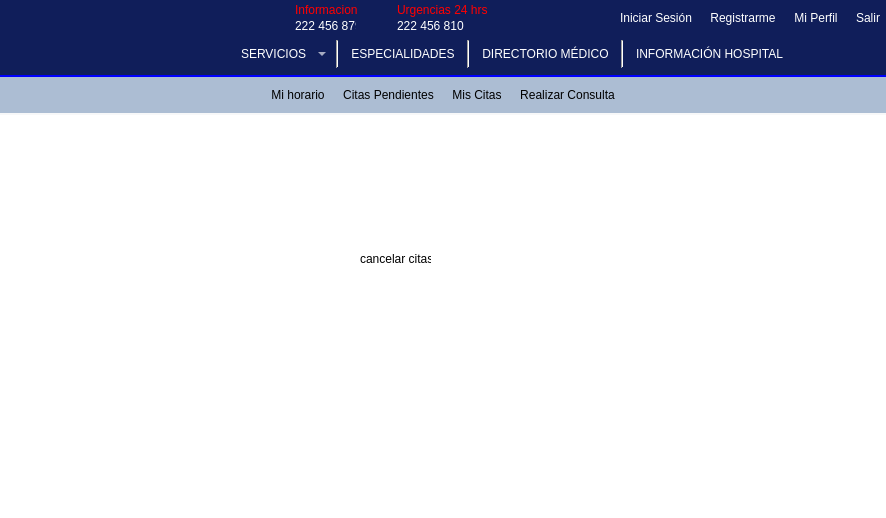
Above: mainwindow.ui from Laloses/Hospital before the change. Below: the same form after it.
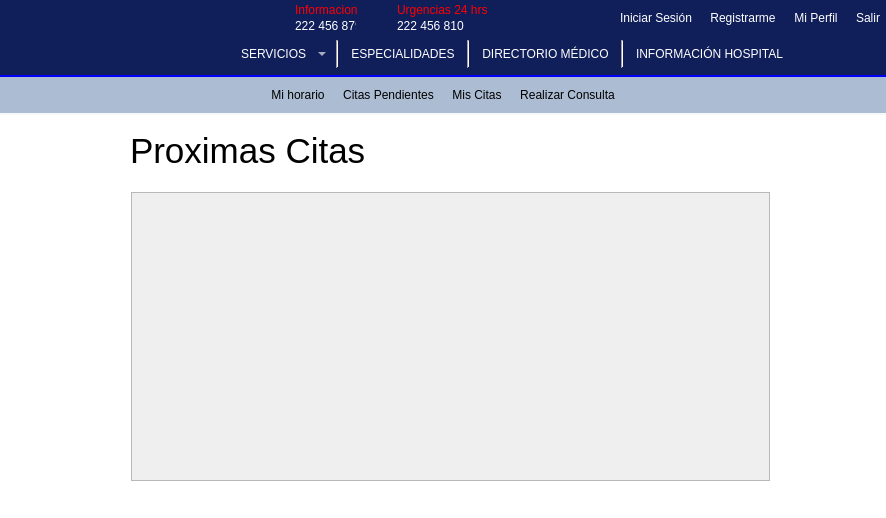
That is the form after the change. The open tabs and pages were chosen to show the change. Icons and pictures are not drawn.

Commit message: CancelarCitaDoctor con notificacion

What changed in the file:
```diff
--- a/mainwindow.ui
+++ b/mainwindow.ui
@@ -3367,16 +3367,50 @@
            <widget class="QLabel" name="lb_cancelarCita">
             <property name="geometry">
              <rect>
-              <x>360</x>
-              <y>130</y>
-              <width>71</width>
-              <height>16</height>
+              <x>130</x>
+              <y>10</y>
+              <width>241</width>
+              <height>41</height>
              </rect>
             </property>
             <property name="text">
-             <string>cancelar citas</string>
+             <string>&lt;html&gt;&lt;head/&gt;&lt;body&gt;&lt;p&gt;&lt;span style=&quot; font-size:26pt;&quot;&gt;Proximas Citas&lt;/span&gt;&lt;/p&gt;&lt;/body&gt;&lt;/html&gt;</string>
             </property>
            </widget>
+           <widget class="QWidget" name="widget_7" native="true">
+            <property name="geometry">
+             <rect>
+              <x>120</x>
+              <y>60</y>
+              <width>661</width>
+              <height>311</height>
+             </rect>
+            </property>
+            <layout class="QGridLayout" name="gridLayout_35">
+             <item row="0" column="0">
+              <widget class="QScrollArea" name="scrollArea_7">
+               <property name="widgetResizable">
+                <bool>true</bool>
+               </property>
+               <widget class="QWidget" name="scrollAreaWidgetContents_7">
+                <property name="geometry">
+                 <rect>
+                  <x>0</x>
+                  <y>0</y>
+                  <width>641</width>
+                  <height>291</height>
+                 </rect>
+                </property>
+                <layout class="QGridLayout" name="gridLayout_37">
+                 <item row="0" column="0">
+                  <layout class="QGridLayout" name="citasAceptadas"/>
+                 </item>
+                </layout>
+               </widget>
+              </widget>
+             </item>
+            </layout>
+           </widget>
           </widget>
           <widget class="QWidget" name="page_3">
            <widget class="QLabel" name="label_9">
```
Left out of the diff: 14 changed lines with no effect on the pictures. The commit also changes 2 other files.
